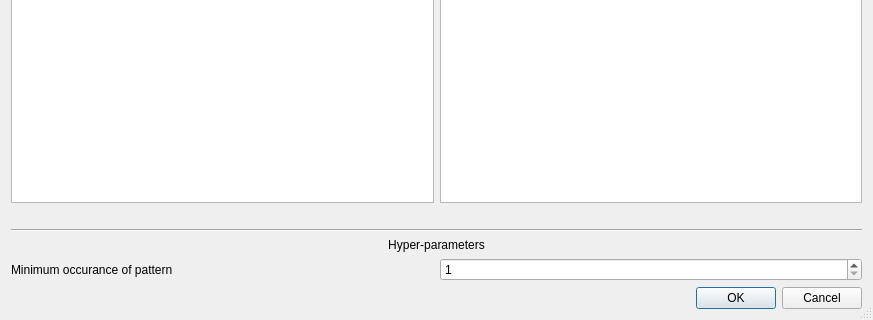
Above: analysisdisplaydialog.ui from smdsbz/SysLogAnalysis-QtGUI before the change; both pictures show x 0 to 873 and y 222 to 542 of the 873 by 542 pixel window. Below: the same form after it.
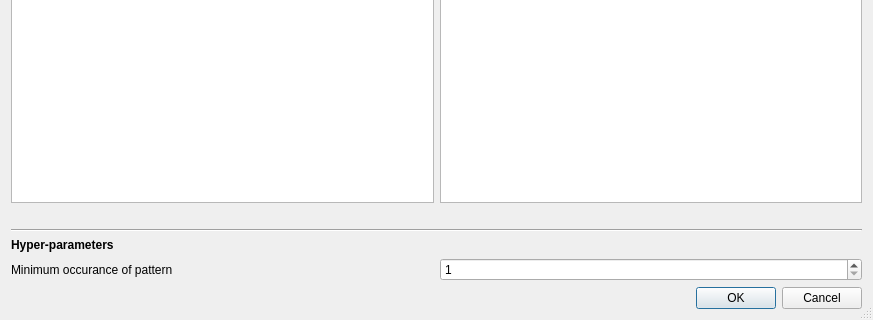
That is the form after the change.

```diff
--- a/analysisdisplaydialog.ui
+++ b/analysisdisplaydialog.ui
@@ -19,11 +19,17 @@
   <layout class="QGridLayout" name="gridLayout">
    <item row="3" column="0" colspan="2">
     <widget class="QLabel" name="label_3">
+     <property name="font">
+      <font>
+       <weight>75</weight>
+       <bold>true</bold>
+      </font>
+     </property>
      <property name="text">
       <string>Hyper-parameters</string>
      </property>
      <property name="alignment">
-      <set>Qt::AlignCenter</set>
+      <set>Qt::AlignLeading|Qt::AlignLeft|Qt::AlignVCenter</set>
      </property>
     </widget>
    </item>
```
